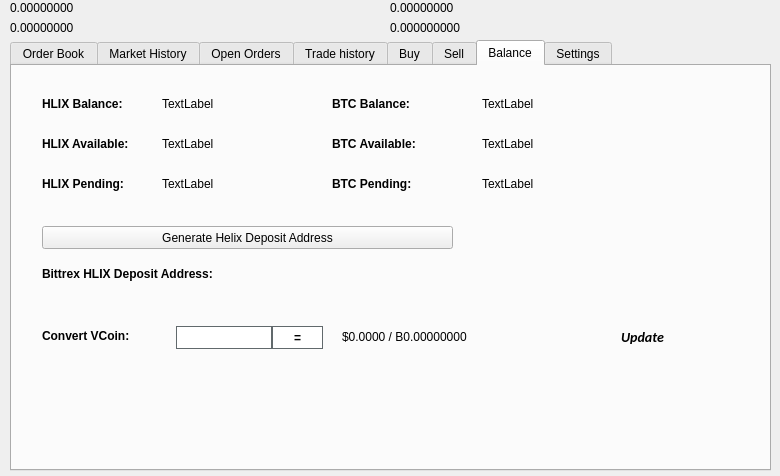
First picture: the form in src/qt/forms/tradingdialog.ui, repository noodlespan/helix, before the edit.
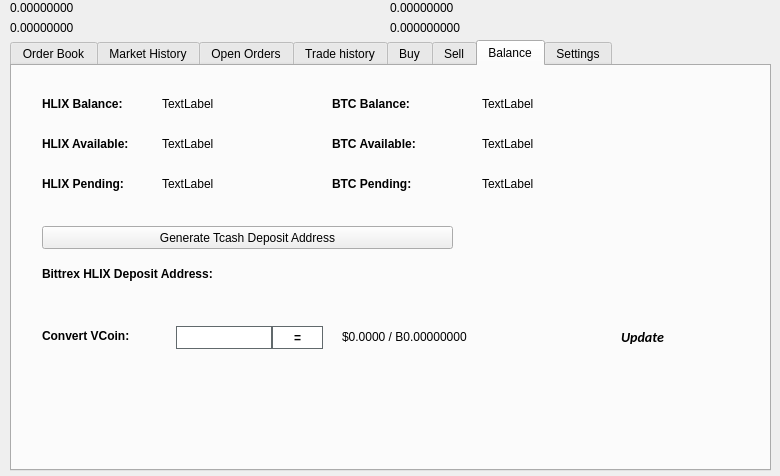
Second picture: the form after the edit. The open tabs and pages were chosen to show the change. Icons and pictures are not drawn.

What changed in the file:
```diff
--- a/src/qt/forms/tradingdialog.ui
+++ b/src/qt/forms/tradingdialog.ui
@@ -2941,7 +2941,7 @@
       </rect>
      </property>
      <property name="text">
-      <string>Generate Helix Deposit Address</string>
+      <string>Generate Tcash Deposit Address</string>
      </property>
      <property name="icon">
       <iconset resource="../helix.qrc">
```
Left out of the diff: 14 changed lines with no effect on the pictures.
